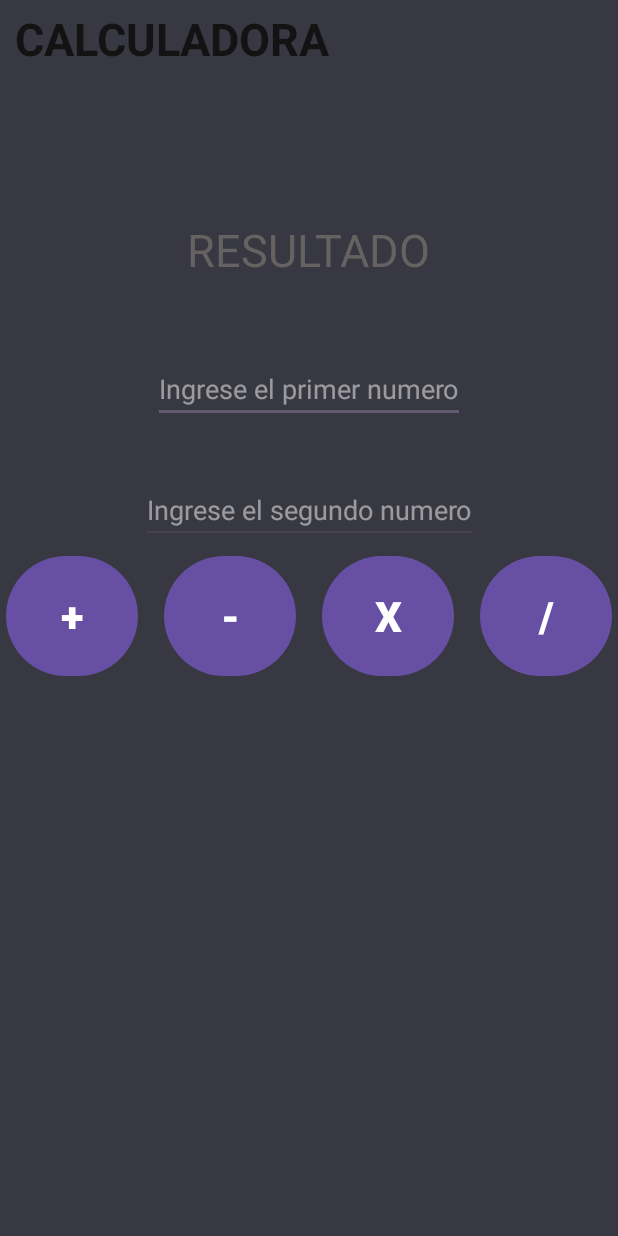
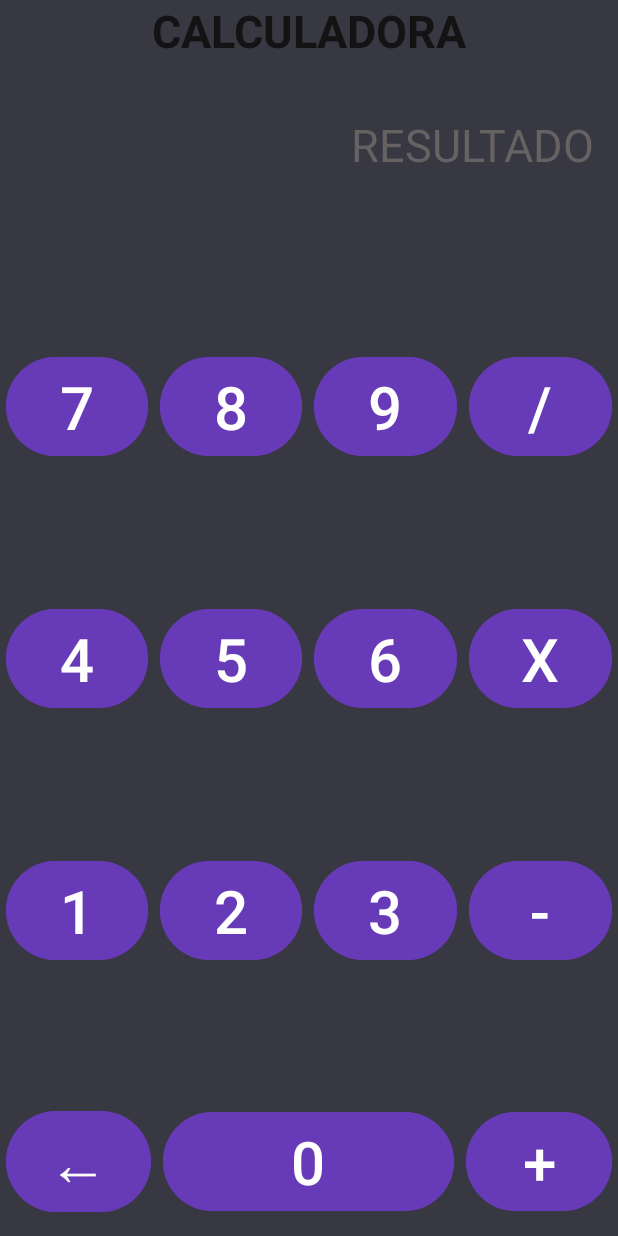
Before and after one commit to thony-1702/Calculadora, an Android app: the screen it shows after launch (MainActivity), on a phone screen of 412 x 824 dp. Run offline under Robolectric (Android 15) with nearby library versions, the phone set to English and light mode, and no system bars; 2 statements that could not run were skipped.

Commit message:
Interfas completa

```diff
--- a/app/src/main/res/layout/activity_main.xml
+++ b/app/src/main/res/layout/activity_main.xml
@@ -1,118 +1,230 @@
 <?xml version="1.0" encoding="utf-8"?>
-<androidx.constraintlayout.widget.ConstraintLayout xmlns:android="http://schemas.android.com/apk/res/android"
-    xmlns:app="http://schemas.android.com/apk/res-auto"
+<LinearLayout xmlns:android="http://schemas.android.com/apk/res/android"
     xmlns:tools="http://schemas.android.com/tools"
     android:id="@+id/main"
     android:layout_width="match_parent"
     android:layout_height="match_parent"
     android:background="@drawable/fondo_main"
+    android:orientation="vertical"
+    android:padding="16dp"
     tools:context=".MainActivity">
 
-
+    <!-- Título -->
     <TextView
         android:id="@+id/title"
-        android:layout_width="wrap_content"
+        android:layout_width="match_parent"
         android:layout_height="wrap_content"
-        android:layout_marginStart="10dp"
-        android:layout_marginTop="5dp"
+        android:layout_marginBottom="16dp"
+        android:gravity="center"
         android:text="CALCULADORA"
         android:textColor="#141313"
         android:textSize="30sp"
-        android:textStyle="bold"
-        app:layout_constraintStart_toStartOf="parent"
-        app:layout_constraintTop_toTopOf="parent" />
+        android:textStyle="bold" />
 
+    <!-- Resultado -->
     <TextView
         android:id="@+id/tv_resultado"
-        android:layout_width="wrap_content"
-        android:layout_height="wrap_content"
-        android:layout_marginTop="100dp"
+        android:layout_width="match_parent"
+        android:layout_height="80dp"
+        android:layout_marginBottom="16dp"
+        android:background="#00FFFFFF"
+        android:gravity="end|center_vertical"
+        android:padding="16dp"
         android:text="RESULTADO"
         android:textColor="#666262"
-        android:textSize="30sp"
-        app:layout_constraintEnd_toEndOf="parent"
-        app:layout_constraintStart_toStartOf="parent"
-        app:layout_constraintTop_toBottomOf="@+id/title" />
+        android:textSize="30sp" />
 
-    <EditText
-        android:id="@+id/first_number"
-        android:layout_width="wrap_content"
-        android:layout_height="wrap_content"
-        android:layout_marginTop="50dp"
-        android:hint="Ingrese el primer numero"
-        android:inputType="number"
-        android:textColorHint="#7EFFFFFF"
-        app:layout_constraintEnd_toEndOf="parent"
-        app:layout_constraintStart_toStartOf="parent"
-        app:layout_constraintTop_toBottomOf="@id/tv_resultado" />
+    <!-- Fila 1: 7 8 9 / -->
+    <LinearLayout
+        android:layout_width="match_parent"
+        android:layout_height="0dp"
+        android:layout_weight="1">
 
-    <EditText
-        android:id="@+id/second_number"
-        android:layout_width="wrap_content"
-        android:layout_height="wrap_content"
-        android:layout_marginTop="35dp"
-        android:hint="Ingrese el segundo numero"
-        android:inputType="number"
-        android:textColorHint="#7EFFFFFF"
-        app:layout_constraintEnd_toEndOf="parent"
-        app:layout_constraintStart_toStartOf="parent"
-        app:layout_constraintTop_toBottomOf="@id/first_number" />
+        <Button
+            android:id="@+id/bt_7"
+            android:layout_width="0dp"
+            android:layout_height="wrap_content"
+            android:layout_margin="4dp"
+            android:layout_weight="1"
+            android:backgroundTint="#673AB7"
+            android:text="7"
+            android:textSize="40sp"
+            android:layout_gravity="bottom"/>
 
-    <Button
-        android:id="@+id/bt_suma"
-        android:layout_width="wrap_content"
+        <Button
+            android:id="@+id/bt_8"
+            android:layout_width="0dp"
+            android:layout_height="wrap_content"
+            android:layout_margin="4dp"
+            android:layout_weight="1"
+            android:backgroundTint="#673AB7"
+            android:text="8"
+            android:textSize="40sp"
+            android:layout_gravity="bottom"/>
+
+        <Button
+            android:id="@+id/bt_9"
+            android:layout_width="0dp"
+            android:layout_height="wrap_content"
+            android:layout_margin="4dp"
+            android:layout_weight="1"
+            android:backgroundTint="#673AB7"
+            android:text="9"
+            android:textSize="40sp"
+            android:layout_gravity="bottom"/>
+
+        <Button
+            android:id="@+id/bt_divicion"
+            android:layout_width="0dp"
+            android:layout_height="wrap_content"
+            android:layout_margin="4dp"
+            android:layout_weight="1"
+            android:backgroundTint="#673AB7"
+            android:text="/"
+            android:textSize="40sp"
+            android:layout_gravity="bottom"/>
+    </LinearLayout>
+
+    <!-- Fila 2: 4 5 6 X -->
+    <LinearLayout
+        android:layout_width="match_parent"
         android:layout_height="0dp"
-        android:layout_margin="4dp"
-        android:text="+"
-        android:textSize="28sp"
-        android:textStyle="bold"
-        app:layout_constraintDimensionRatio="1:1"
-        app:layout_constraintEnd_toStartOf="@+id/bt_resta"
-        app:layout_constraintHorizontal_chainStyle="spread_inside"
-        app:layout_constraintStart_toStartOf="parent"
-        app:layout_constraintTop_toBottomOf="@+id/second_number" />
+        android:layout_weight="1">
 
-    <Button
-        android:id="@+id/bt_resta"
-        android:layout_width="wrap_content"
+        <Button
+            android:id="@+id/bt_4"
+            android:layout_width="0dp"
+            android:layout_height="wrap_content"
+            android:layout_margin="4dp"
+            android:layout_weight="1"
+            android:backgroundTint="#673AB7"
+            android:text="4"
+            android:textSize="40sp"
+            android:layout_gravity="bottom"/>
+
+        <Button
+            android:id="@+id/bt_5"
+            android:layout_width="0dp"
+            android:layout_height="wrap_content"
+            android:layout_margin="4dp"
+            android:layout_weight="1"
+            android:backgroundTint="#673AB7"
+            android:text="5"
+            android:textSize="40sp"
+            android:layout_gravity="bottom"/>
+
+        <Button
+            android:id="@+id/bt_6"
+            android:layout_width="0dp"
+            android:layout_height="wrap_content"
+            android:layout_margin="4dp"
+            android:layout_weight="1"
+            android:backgroundTint="#673AB7"
+            android:text="6"
+            android:textSize="40sp"
+            android:layout_gravity="bottom"/>
+
+        <Button
+            android:id="@+id/bt_multiplicacion"
+            android:layout_width="0dp"
+            android:layout_height="wrap_content"
+            android:layout_margin="4dp"
+            android:layout_weight="1"
+            android:backgroundTint="#673AB7"
+            android:text="X"
+            android:textSize="40sp"
+            android:layout_gravity="bottom"/>
+    </LinearLayout>
+
+    <!-- Fila 3: 1 2 3 - -->
+    <LinearLayout
+        android:layout_width="match_parent"
         android:layout_height="0dp"
-        android:layout_margin="4dp"
-        android:text="-"
-        android:textSize="28sp"
-        android:textStyle="bold"
-        app:layout_constraintBottom_toBottomOf="@+id/bt_suma"
-        app:layout_constraintDimensionRatio="1:1"
-        app:layout_constraintEnd_toStartOf="@+id/bt_multiplicacion"
-        app:layout_constraintStart_toEndOf="@+id/bt_suma"
-        app:layout_constraintTop_toTopOf="@+id/bt_suma" />
+        android:layout_weight="1">
 
-    <Button
-        android:id="@+id/bt_multiplicacion"
-        android:layout_width="wrap_content"
+        <Button
+            android:id="@+id/bt_1"
+            android:layout_width="0dp"
+            android:layout_height="wrap_content"
+            android:layout_margin="4dp"
+            android:layout_weight="1"
+            android:backgroundTint="#673AB7"
+            android:text="1"
+            android:textSize="40sp"
+            android:layout_gravity="bottom"/>
+
+        <Button
+            android:id="@+id/bt_2"
+            android:layout_width="0dp"
+            android:layout_height="wrap_content"
+            android:layout_margin="4dp"
+            android:layout_weight="1"
+            android:backgroundTint="#673AB7"
+            android:text="2"
+            android:textSize="40sp"
+            android:layout_gravity="bottom"/>
+
+        <Button
+            android:id="@+id/bt_3"
+            android:layout_width="0dp"
+            android:layout_height="wrap_content"
+            android:layout_margin="4dp"
+            android:layout_weight="1"
+            android:backgroundTint="#673AB7"
+            android:text="3"
+            android:textSize="40sp"
+            android:layout_gravity="bottom"/>
+
+        <Button
+            android:id="@+id/bt_resta"
+            android:layout_width="0dp"
+            android:layout_height="wrap_content"
+            android:layout_margin="4dp"
+            android:layout_weight="1"
+            android:backgroundTint="#673AB7"
+            android:text="-"
+            android:textSize="40sp"
+            android:layout_gravity="bottom"/>
+    </LinearLayout>
+
+    <!-- Fila 4: ← 0   + -->
+    <LinearLayout
+        android:layout_width="match_parent"
         android:layout_height="0dp"
-        android:layout_margin="4dp"
-        android:text="X"
-        android:textSize="28sp"
-        android:textStyle="bold"
-        app:layout_constraintBottom_toBottomOf="@+id/bt_suma"
-        app:layout_constraintDimensionRatio="1:1"
-        app:layout_constraintEnd_toStartOf="@+id/bt_divicion"
-        app:layout_constraintStart_toEndOf="@+id/bt_resta"
-        app:layout_constraintTop_toTopOf="@+id/bt_suma" />
+        android:layout_weight="1">
 
-    <Button
-        android:id="@+id/bt_divicion"
-        android:layout_width="wrap_content"
-        android:layout_height="0dp"
-        android:layout_margin="4dp"
-        android:text="/"
-        android:textSize="28sp"
-        android:textStyle="bold"
-        app:layout_constraintBottom_toBottomOf="@+id/bt_suma"
-        app:layout_constraintDimensionRatio="1:1"
-        app:layout_constraintEnd_toEndOf="parent"
-        app:layout_constraintStart_toEndOf="@+id/bt_multiplicacion"
-        app:layout_constraintTop_toTopOf="@+id/bt_suma" />
+        <Button
+            android:id="@+id/bt_borrar"
+            android:layout_width="0dp"
+            android:layout_height="wrap_content"
+            android:layout_margin="4dp"
+            android:layout_weight="1"
+            android:backgroundTint="#673AB7"
+            android:text="←"
+            android:textSize="40sp"
+            android:layout_gravity="bottom"/>
 
+        <Button
+            android:id="@+id/bt_0"
+            android:layout_width="0dp"
+            android:layout_height="wrap_content"
+            android:layout_margin="4dp"
+            android:layout_weight="2"
+            android:backgroundTint="#673AB7"
+            android:text="0"
+            android:textSize="40sp"
+            android:layout_gravity="bottom"/>
 
-</androidx.constraintlayout.widget.ConstraintLayout>
+        <Button
+            android:id="@+id/bt_suma"
+            android:layout_width="0dp"
+            android:layout_height="wrap_content"
+            android:layout_margin="4dp"
+            android:layout_weight="1"
+            android:backgroundTint="#673AB7"
+            android:text="+"
+            android:textSize="40sp"
+            android:layout_gravity="bottom"/>
+    </LinearLayout>
+
+</LinearLayout>
```
